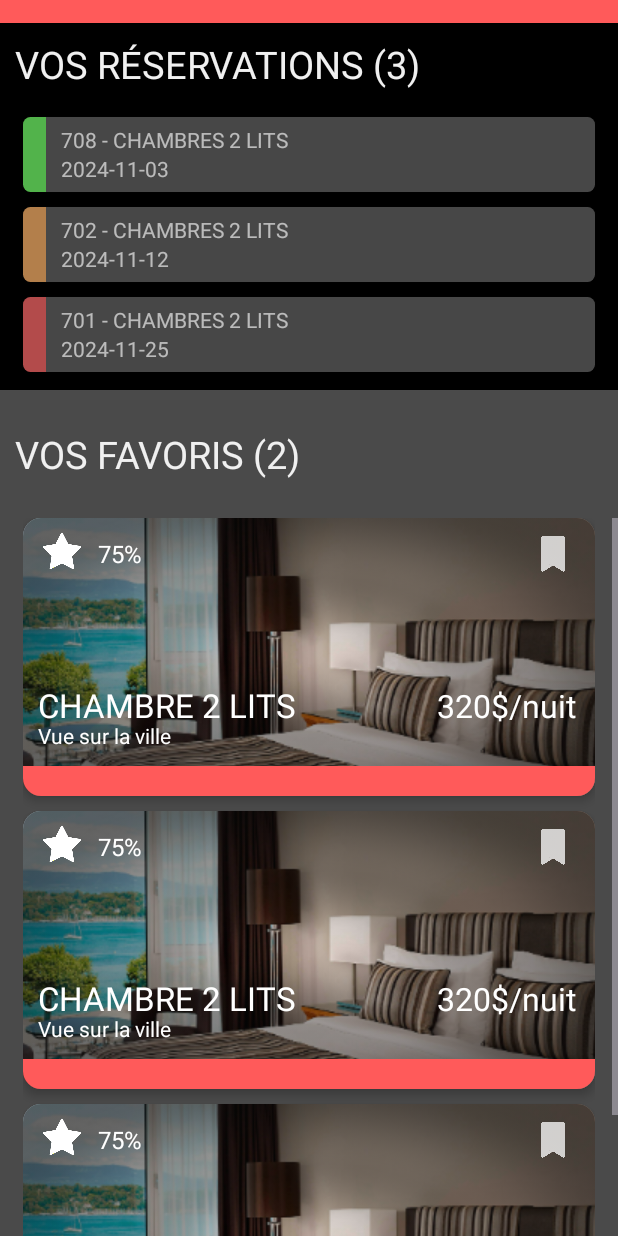
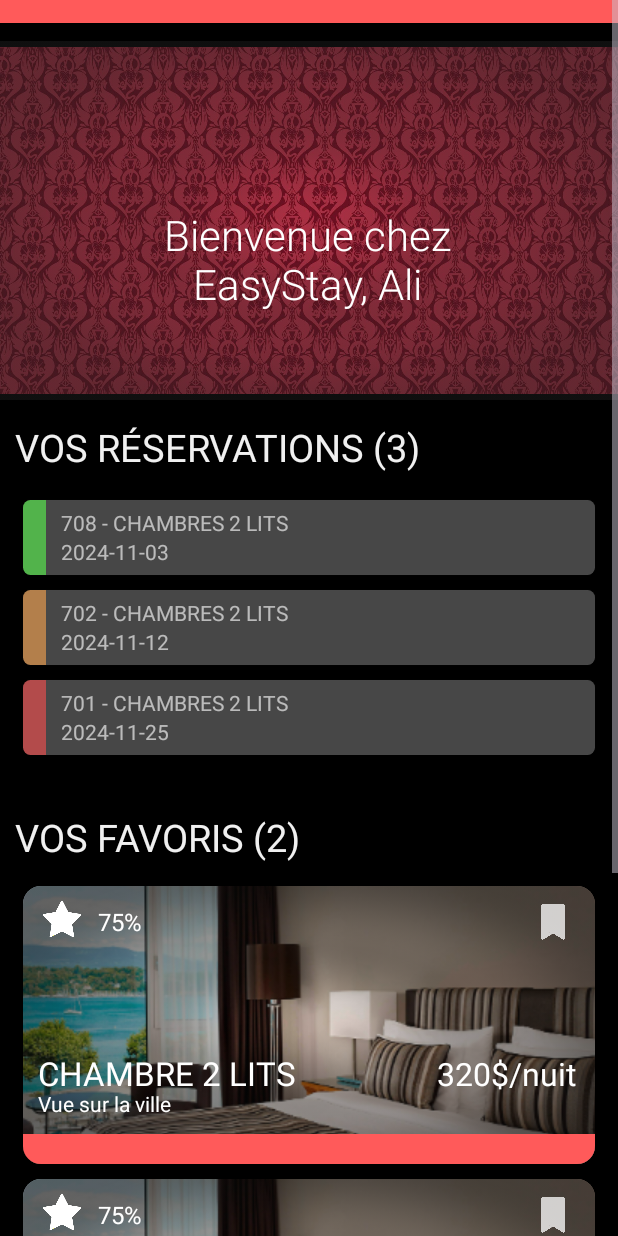
Before and after one commit to ben4ali/easystay-app-mobile, an Android app: the layout fragment_accueil.xml on its own in the app's theme, with its tools: preview values and no code run, on a phone screen of 412 x 824 dp. Run offline under Robolectric (Android 15) with nearby library versions, the phone set to English and light mode, and no system bars.

Commit message:
Ajout des fichiers manquants

```diff
--- a/EasyStayApp/app/build.gradle.kts
+++ b/EasyStayApp/app/build.gradle.kts
@@ -42,6 +42,8 @@ dependencies {
     implementation(libs.material)
     implementation(libs.androidx.activity)
     implementation(libs.androidx.constraintlayout)
+    implementation(libs.androidx.navigation.fragment.ktx)
+    implementation(libs.androidx.navigation.ui.ktx)
     testImplementation(libs.junit)
     androidTestImplementation(libs.androidx.junit)
     androidTestImplementation(libs.androidx.espresso.core)
--- a/EasyStayApp/app/src/main/java/com/easycorp/easystayapp/MainActivity.kt
+++ b/EasyStayApp/app/src/main/java/com/easycorp/easystayapp/MainActivity.kt
@@ -18,7 +18,7 @@ class MainActivity : AppCompatActivity() {
         val fragmentManager = supportFragmentManager
         val fragmentTransaction = fragmentManager.beginTransaction()
 
-        val myFragment = ReserverFragment()
+        val myFragment = fragment_accueil()
 
         fragmentTransaction.replace(R.id.fragment_conteneur, myFragment)
         fragmentTransaction.commit()
--- a/EasyStayApp/app/src/main/res/layout/fragment_accueil.xml
+++ b/EasyStayApp/app/src/main/res/layout/fragment_accueil.xml
@@ -6,6 +6,15 @@
     android:layout_height="match_parent"
     android:background="@color/colorBackground"
     tools:context=".fragment_accueil" >
+
+    <ScrollView
+        android:layout_width="match_parent"
+        android:layout_height="match_parent">
+
+        <LinearLayout
+            android:layout_width="match_parent"
+            android:layout_height="wrap_content"
+            android:orientation="vertical" >
 
             <View
                 android:id="@+id/view3"
@@ -18,12 +27,39 @@
                 android:layout_height="match_parent"
                 android:orientation="vertical">
 
+                <FrameLayout
+                    android:layout_width="match_parent"
+                    android:layout_height="248dp"
+                    android:layout_marginTop="12dp">
+
+                    <ImageView
+                        android:id="@+id/imageView8"
+                        android:layout_width="match_parent"
+                        android:layout_height="239dp"
+                        android:foreground="@drawable/radial_gradient"
+                        android:foregroundTint="#9E1F1F1F"
+                        android:src="@drawable/background_hotel" />
+
+                    <TextView
+                        android:id="@+id/textView12"
+                        android:layout_width="250dp"
+                        android:layout_height="wrap_content"
+                        android:layout_marginLeft="80dp"
+                        android:fontFamily="sans-serif-light"
+                        android:gravity="center_horizontal"
+                        android:text="Bienvenue chez EasyStay, Ali"
+                        android:textAlignment="center"
+                        android:textColor="#FFFFFF"
+                        android:textSize="28sp"
+                        android:translationY="110dp" />
+                </FrameLayout>
+
                 <TextView
                     android:id="@+id/textView4"
                     android:layout_width="match_parent"
                     android:layout_height="wrap_content"
                     android:layout_marginLeft="10dp"
-            android:layout_marginTop="25dp"
+                    android:layout_marginTop="5dp"
                     android:text="VOS RÉSERVATIONS (3)"
                     android:textColor="@color/colorText"
                     android:textSize="25sp" />
@@ -181,7 +217,7 @@
                     android:layout_width="match_parent"
                     android:layout_height="wrap_content"
                     android:layout_marginTop="12dp"
-            android:background="@color/colorSecondary"
+                    android:background="@color/colorBackground"
                     android:orientation="vertical">
 
                     <TextView
@@ -194,15 +230,11 @@
                         android:textColor="@color/colorText"
                         android:textSize="25sp" />
 
-            <ScrollView
-                android:layout_width="match_parent"
-                android:layout_height="match_parent"
-                android:layout_marginTop="25dp">
-
                     <LinearLayout
                         android:layout_width="match_parent"
                         android:layout_height="wrap_content"
                         android:layout_marginLeft="15dp"
+                        android:layout_marginTop="15dp"
                         android:layout_marginRight="15dp"
                         android:orientation="vertical">
 
@@ -562,8 +594,11 @@
 
                         </androidx.cardview.widget.CardView>
                     </LinearLayout>
-            </ScrollView>
+
                 </LinearLayout>
 
             </LinearLayout>
+        </LinearLayout>
+    </ScrollView>
+
 </FrameLayout>
--- a/EasyStayApp/gradle/libs.versions.toml
+++ b/EasyStayApp/gradle/libs.versions.toml
@@ -9,6 +9,8 @@ appcompat = "1.6.1"
 material = "1.10.0"
 activity = "1.8.0"
 constraintlayout = "2.1.4"
+navigationFragmentKtx = "2.8.3"
+navigationUiKtx = "2.8.3"
 
 [libraries]
 androidx-core-ktx = { group = "androidx.core", name = "core-ktx", version.ref = "coreKtx" }
@@ -19,6 +21,8 @@ androidx-appcompat = { group = "androidx.appcompat", name = "appcompat", version
 material = { group = "com.google.android.material", name = "material", version.ref = "material" }
 androidx-activity = { group = "androidx.activity", name = "activity", version.ref = "activity" }
 androidx-constraintlayout = { group = "androidx.constraintlayout", name = "constraintlayout", version.ref = "constraintlayout" }
+androidx-navigation-fragment-ktx = { group = "androidx.navigation", name = "navigation-fragment-ktx", version.ref = "navigationFragmentKtx" }
+androidx-navigation-ui-ktx = { group = "androidx.navigation", name = "navigation-ui-ktx", version.ref = "navigationUiKtx" }
 
 [plugins]
 android-application = { id = "com.android.application", version.ref = "agp" }
```
Also changed, not shown: EasyStayApp/app/src/main/java/com/easycorp/easystayapp/fragment_accueil.kt (+0 -41 lines), EasyStayApp/app/src/main/res/drawable/background_hotel.jpg (added). Lines whose indentation alone changed are shown as unchanged.
